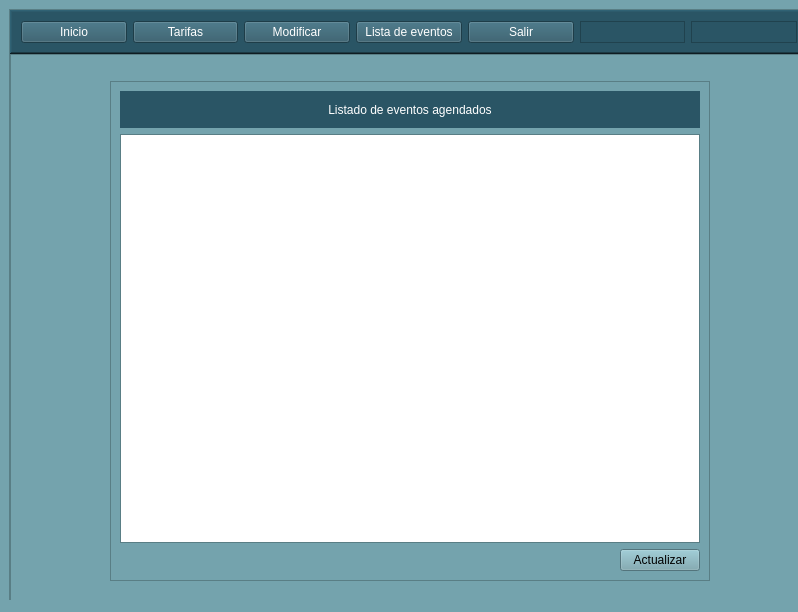
Qt form Interfaz.ui (JulianVillad/GestorReservas) before a commit.
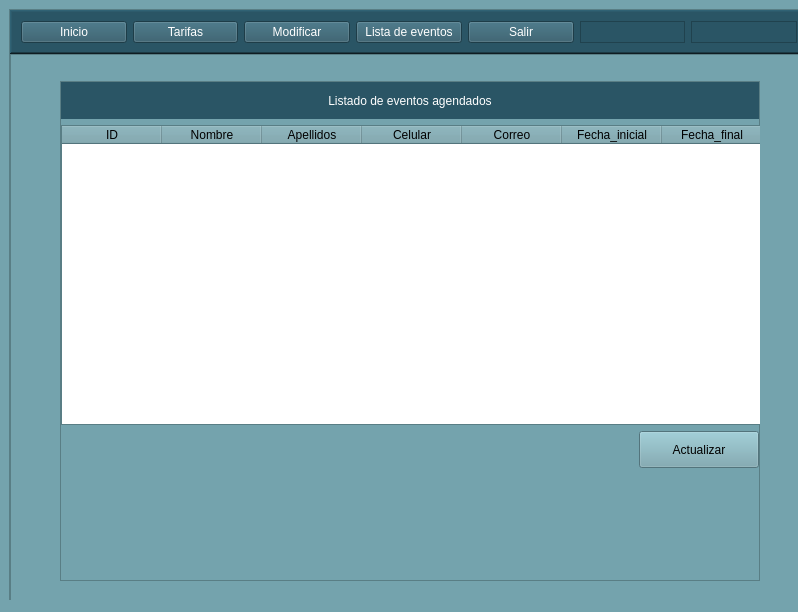
The same form after that commit. The open tabs and pages were chosen to show the change.

Commit message: "Comunicacion de BD con Interfaz"

```diff
--- a/Interfaz.ui
+++ b/Interfaz.ui
@@ -1525,7 +1525,7 @@
              <widget class="QFrame" name="frame_8">
               <property name="minimumSize">
                <size>
-                <width>600</width>
+                <width>700</width>
                 <height>450</height>
                </size>
               </property>
@@ -1542,6 +1542,18 @@
                <enum>QFrame::Raised</enum>
               </property>
               <layout class="QVBoxLayout" name="verticalLayout">
+               <property name="leftMargin">
+                <number>0</number>
+               </property>
+               <property name="topMargin">
+                <number>0</number>
+               </property>
+               <property name="rightMargin">
+                <number>0</number>
+               </property>
+               <property name="bottomMargin">
+                <number>0</number>
+               </property>
                <item>
                 <widget class="QLabel" name="label_7">
                  <property name="minimumSize">
@@ -1563,7 +1575,55 @@
                 </widget>
                </item>
                <item>
-                <widget class="QTableWidget" name="tW_leven"/>
+                <widget class="QTableWidget" name="tW_leven">
+                 <property name="minimumSize">
+                  <size>
+                   <width>720</width>
+                   <height>300</height>
+                  </size>
+                 </property>
+                 <property name="maximumSize">
+                  <size>
+                   <width>720</width>
+                   <height>400</height>
+                  </size>
+                 </property>
+                 <column>
+                  <property name="text">
+                   <string>ID</string>
+                  </property>
+                 </column>
+                 <column>
+                  <property name="text">
+                   <string>Nombre</string>
+                  </property>
+                 </column>
+                 <column>
+                  <property name="text">
+                   <string>Apellidos</string>
+                  </property>
+                 </column>
+                 <column>
+                  <property name="text">
+                   <string>Celular</string>
+                  </property>
+                 </column>
+                 <column>
+                  <property name="text">
+                   <string>Correo</string>
+                  </property>
+                 </column>
+                 <column>
+                  <property name="text">
+                   <string>Fecha_inicial</string>
+                  </property>
+                 </column>
+                 <column>
+                  <property name="text">
+                   <string>Fecha_final</string>
+                  </property>
+                 </column>
+                </widget>
                </item>
                <item>
                 <layout class="QHBoxLayout" name="horizontalLayout_5">
@@ -1582,6 +1642,18 @@
                  </item>
                  <item>
                   <widget class="QPushButton" name="btn_refresh_leven">
+                   <property name="minimumSize">
+                    <size>
+                     <width>120</width>
+                     <height>37</height>
+                    </size>
+                   </property>
+                   <property name="maximumSize">
+                    <size>
+                     <width>120</width>
+                     <height>37</height>
+                    </size>
+                   </property>
                    <property name="text">
                     <string>Actualizar</string>
                    </property>
@@ -1589,6 +1661,19 @@
                  </item>
                 </layout>
                </item>
+               <item>
+                <spacer name="verticalSpacer_4">
+                 <property name="orientation">
+                  <enum>Qt::Vertical</enum>
+                 </property>
+                 <property name="sizeHint" stdset="0">
+                  <size>
+                   <width>20</width>
+                   <height>40</height>
+                  </size>
+                 </property>
+                </spacer>
+               </item>
               </layout>
              </widget>
             </item>
```
Left out of the diff: 75 changed lines with no effect on the pictures. The commit also changes 3 other files.
